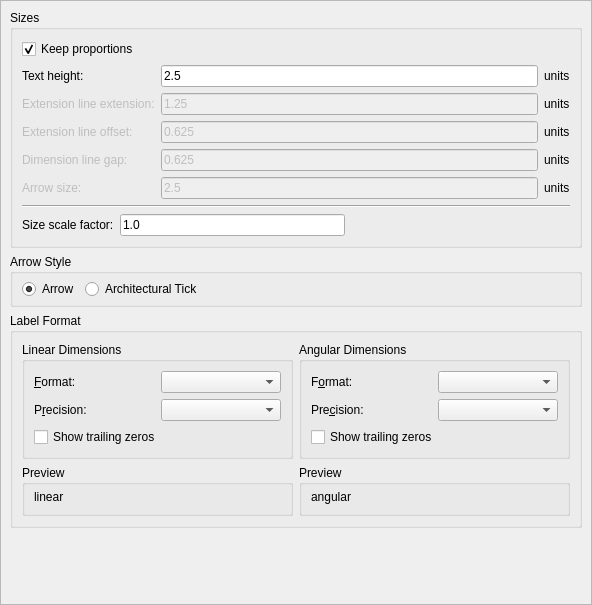
Before: the Qt Designer form scripts/Edit/DrawingPreferences/DimensionSettings/PreferencesPage.ui in qcad/qcad, drawn with Qt 5.
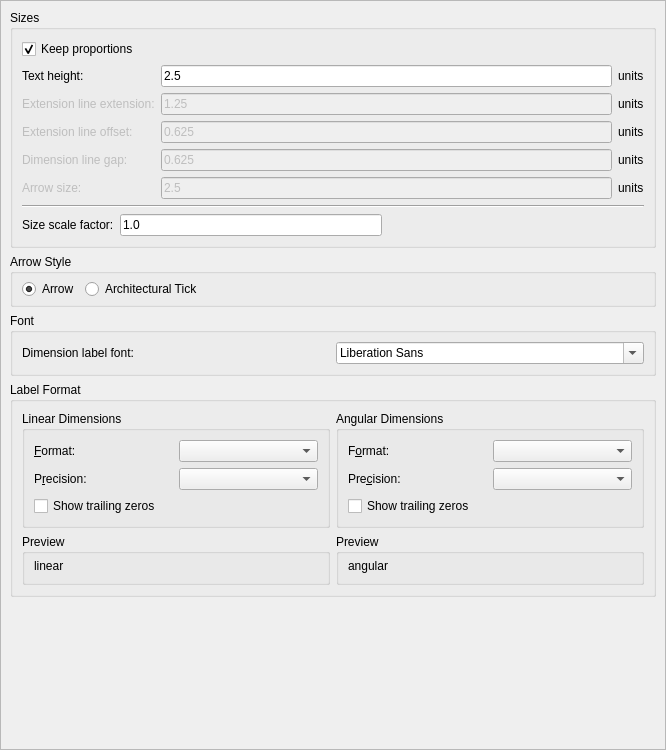
After: the same form once the commit is applied. Custom widgets are drawn as their Qt base class.

Commit message:
make dimension font configurable
add x scale property for simple texts

What changed in the file:
```diff
--- a/scripts/Edit/DrawingPreferences/DimensionSettings/PreferencesPage.ui
+++ b/scripts/Edit/DrawingPreferences/DimensionSettings/PreferencesPage.ui
@@ -6,8 +6,8 @@
    <rect>
     <x>0</x>
     <y>0</y>
-    <width>592</width>
-    <height>605</height>
+    <width>666</width>
+    <height>750</height>
    </rect>
   </property>
   <property name="widgetResizable">
@@ -18,8 +18,8 @@
     <rect>
      <x>0</x>
      <y>0</y>
-     <width>590</width>
-     <height>603</height>
+     <width>2752</width>
+     <height>733</height>
     </rect>
    </property>
    <layout class="QVBoxLayout" name="verticalLayout_2">
@@ -294,13 +294,32 @@
       </layout>
      </widget>
     </item>
+    <item>
+     <widget class="QGroupBox" name="FontGroup">
+      <property name="title">
+       <string>Font</string>
+      </property>
+      <layout class="QHBoxLayout" name="horizontalLayout_2">
+       <item>
+        <widget class="QLabel" name="label_11">
+         <property name="text">
+          <string>Dimension label font:</string>
+         </property>
+        </widget>
+       </item>
+       <item>
+        <widget class="QFontComboBox" name="DimensionFont"/>
+       </item>
+      </layout>
+     </widget>
+    </item>
     <item>
      <widget class="QGroupBox" name="gbDimensionFormat">
       <property name="title">
        <string>Label Format</string>
       </property>
       <layout class="QGridLayout" name="_4">
-       <item row="0" column="0">
+       <item row="1" column="0">
         <widget class="QGroupBox" name="gbLength">
          <property name="title">
           <string>Linear Dimensions</string>
@@ -360,7 +379,7 @@
          </layout>
         </widget>
        </item>
-       <item row="0" column="1">
+       <item row="1" column="1">
         <widget class="QGroupBox" name="gbAngle">
          <property name="title">
           <string>Angular Dimensions</string>
@@ -420,7 +439,7 @@
          </layout>
         </widget>
        </item>
-       <item row="1" column="0">
+       <item row="2" column="0">
         <widget class="QGroupBox" name="gbLengthPreview">
          <property name="title">
           <string>Preview</string>
@@ -439,7 +458,7 @@
          </layout>
         </widget>
        </item>
-       <item row="1" column="1">
+       <item row="2" column="1">
         <widget class="QGroupBox" name="gbAnglePreview">
          <property name="title">
           <string>Preview</string>
```
The commit also changes 128 other files.
